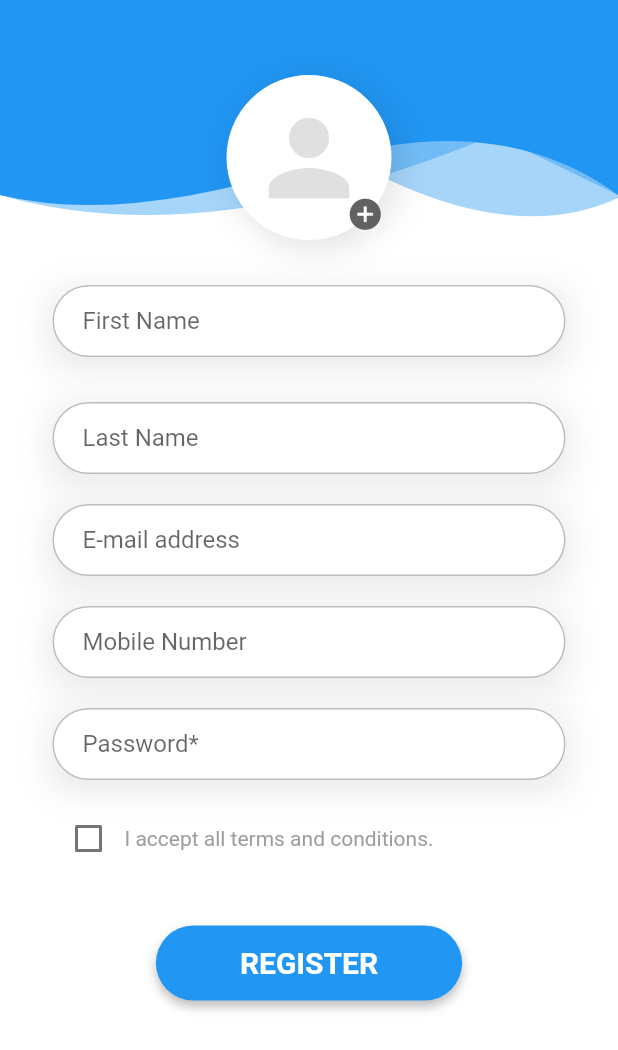
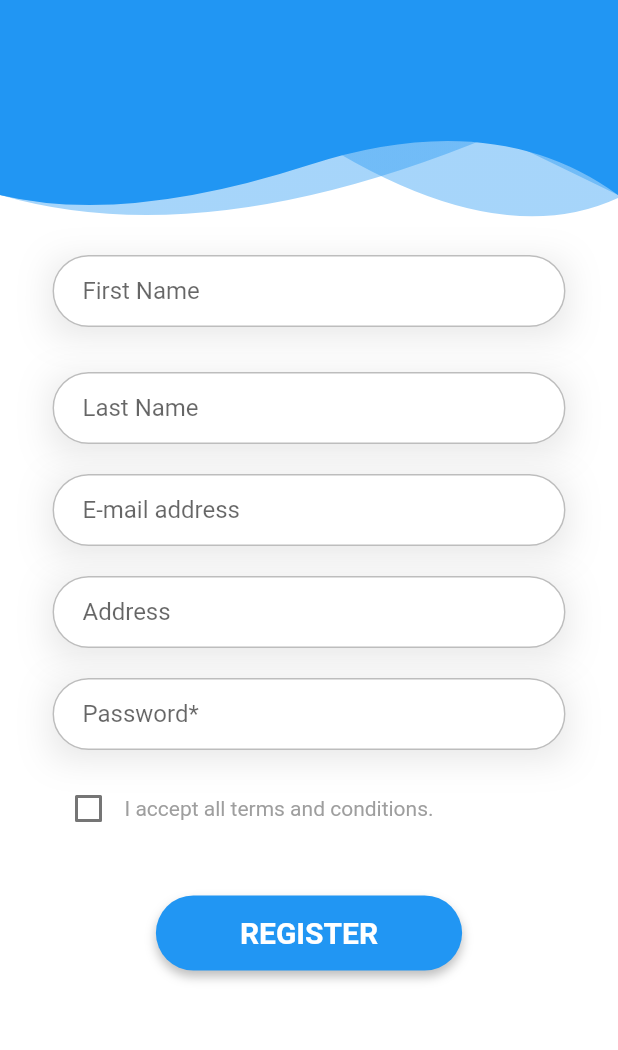
Before and after one commit to Blaze-69/dbms_project, a Flutter app: the RegistrationPage screen opened directly, on a phone screen of 412 x 824 dp. Shown: the top 1050 px of the screen. Run offline on Flutter 3.47's test engine with Material 2 defaults, Android fonts, the phone set to English and light mode, and no system bars; our stand-ins replace hexcolor.

Commit message:
removed photo and changes mobile number to address

```diff
--- a/lib/LoginScreen/Register.dart
+++ b/lib/LoginScreen/Register.dart
@@ -37,43 +37,8 @@ class _RegistrationPageState extends State<RegistrationPage> {
                     key: _formKey,
                     child: Column(
                       children: [
-                        GestureDetector(
-                          child: Stack(
-                            children: [
-                              Container(
-                                padding: EdgeInsets.all(10),
-                                decoration: BoxDecoration(
-                                  borderRadius: BorderRadius.circular(100),
-                                  border:
-                                      Border.all(width: 5, color: Colors.white),
-                                  color: Colors.white,
-                                  boxShadow: [
-                                    BoxShadow(
-                                      color: Colors.black12,
-                                      blurRadius: 20,
-                                      offset: const Offset(5, 5),
-                                    ),
-                                  ],
-                                ),
-                                child: Icon(
-                                  Icons.person,
-                                  color: Colors.grey.shade300,
-                                  size: 80.0,
-                                ),
-                              ),
-                              Container(
-                                padding: EdgeInsets.fromLTRB(80, 80, 0, 0),
-                                child: Icon(
-                                  Icons.add_circle,
-                                  color: Colors.grey.shade700,
-                                  size: 25.0,
-                                ),
-                              ),
-                            ],
-                          ),
-                        ),
                         SizedBox(
-                          height: 30,
+                          height: 120,
                         ),
                         Container(
                           child: TextFormField(
@@ -113,12 +78,12 @@ class _RegistrationPageState extends State<RegistrationPage> {
                         Container(
                           child: TextFormField(
                             decoration: ThemeHelper().textInputDecoration(
-                                "Mobile Number", "Enter your mobile number"),
+                                "Address", "Enter your Address"),
                             keyboardType: TextInputType.phone,
                             validator: (val) {
                               if (!(val!.isEmpty) &&
                                   !RegExp(r"^(\d+)*$").hasMatch(val)) {
-                                return "Enter a valid phone number";
+                                return "Enter a valid Address";
                               }
                               return null;
                             },
```
